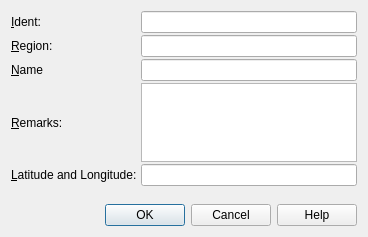
Old version of the form src/route/userwaypointdialog.ui in the repository albar965/littlenavmap.
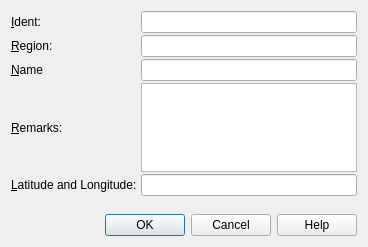
New version of the form.

Commit message: Replaced text edits and text browser with plan text edit fields.

What changed in the file:
```diff
--- a/src/route/userwaypointdialog.ui
+++ b/src/route/userwaypointdialog.ui
@@ -7,7 +7,7 @@
     <x>0</x>
     <y>0</y>
     <width>368</width>
-    <height>237</height>
+    <height>247</height>
    </rect>
   </property>
   <property name="windowTitle">
@@ -84,7 +84,7 @@
       <string>&amp;Remarks:</string>
      </property>
      <property name="buddy">
-      <cstring>textEditRouteUserWaypointComment</cstring>
+      <cstring>plainTextEditRouteUserWaypointComment</cstring>
      </property>
     </widget>
    </item>
@@ -151,18 +151,7 @@
     </widget>
    </item>
    <item row="4" column="2">
-    <widget class="QTextEdit" name="textEditRouteUserWaypointComment">
-     <property name="html">
-      <string>&lt;!DOCTYPE HTML PUBLIC &quot;-//W3C//DTD HTML 4.0//EN&quot; &quot;http://www.w3.org/TR/REC-html40/strict.dtd&quot;&gt;
-&lt;html&gt;&lt;head&gt;&lt;meta name=&quot;qrichtext&quot; content=&quot;1&quot; /&gt;&lt;style type=&quot;text/css&quot;&gt;
-p, li { white-space: pre-wrap; }
-&lt;/style&gt;&lt;/head&gt;&lt;body style=&quot; font-family:'Ubuntu'; font-size:10pt; font-weight:400; font-style:normal;&quot;&gt;
-&lt;p style=&quot;-qt-paragraph-type:empty; margin-top:0px; margin-bottom:0px; margin-left:0px; margin-right:0px; -qt-block-indent:0; text-indent:0px;&quot;&gt;&lt;br /&gt;&lt;/p&gt;&lt;/body&gt;&lt;/html&gt;</string>
-     </property>
-     <property name="acceptRichText">
-      <bool>false</bool>
-     </property>
-    </widget>
+    <widget class="QPlainTextEdit" name="plainTextEditRouteUserWaypointComment"/>
    </item>
   </layout>
  </widget>
```
Left out of the diff: 2 changed lines with no effect on the pictures. The commit also changes 9 other files.
